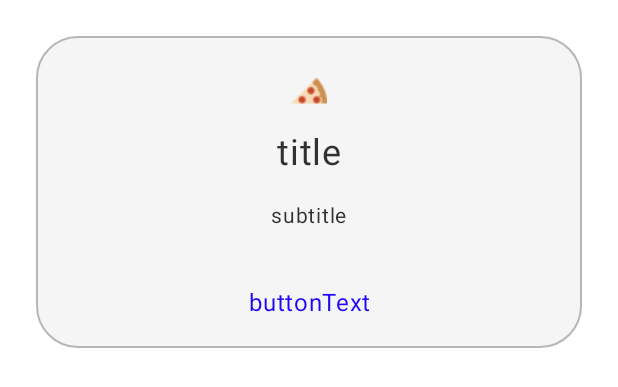
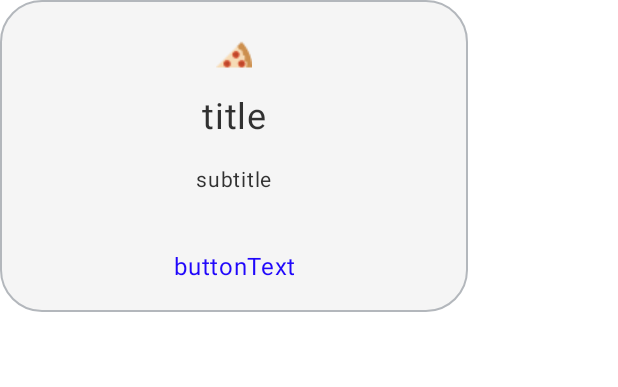
Before and after one commit to Techi77/SplitTheBillV2, an Android app built with Jetpack Compose: the @Preview function BasicCardWithButtonPreview, on a phone screen of 412 x 824 dp. Shown: the top 387 px of the screen. Run offline under Robolectric (Android 15) with nearby library versions, the phone set to English and light mode, and no system bars.

Commit message:
refactor: BasicDialogCard a little

```diff
--- a/core/components/src/main/java/com/stb/components/BasicDialogCard.kt
+++ b/core/components/src/main/java/com/stb/components/BasicDialogCard.kt
@@ -9,6 +9,7 @@ import androidx.compose.foundation.layout.Column
 import androidx.compose.foundation.layout.fillMaxWidth
 import androidx.compose.foundation.layout.padding
 import androidx.compose.foundation.layout.size
+import androidx.compose.foundation.layout.widthIn
 import androidx.compose.foundation.shape.RoundedCornerShape
 import androidx.compose.material3.Text
 import androidx.compose.runtime.Composable
@@ -35,7 +36,7 @@ fun BasicDialogCard(
     val shape = RoundedCornerShape(28.dp)
     Column(
         modifier = Modifier
-            .padding(24.dp)
+            .widthIn(max = 312.dp)
             .fillMaxWidth()
             .background(
                 getColorTheme().primaryContainer,
```
